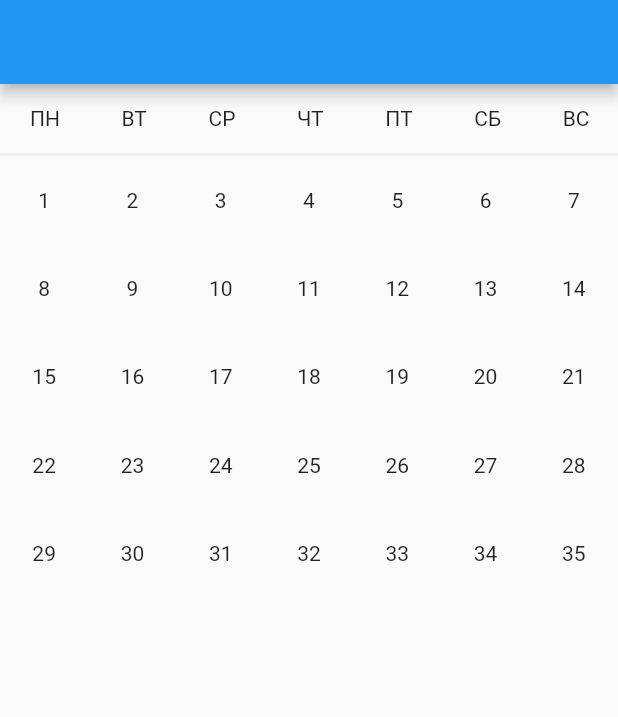
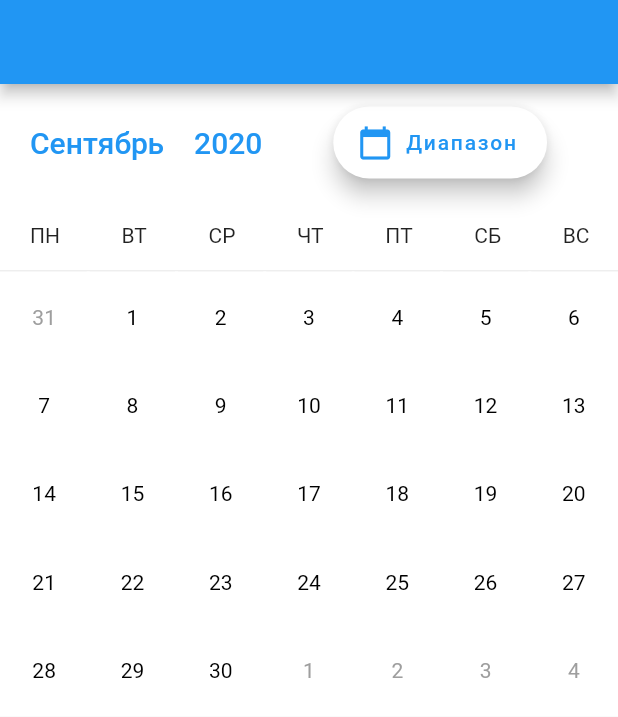
Before and after one commit to grafovdenis/pretty_calendar, a Flutter app: the screen it shows after launch, on a phone screen of 412 x 824 dp. Shown: the top 717 px of the screen. Run offline on Flutter 3.47's test engine with Material 2 defaults, Android fonts, the light colour scheme and no system bars; our stand-ins replace month_picker_dialog.

Commit message:
MVP is done

```diff
--- /dev/null
+++ b/lib/models/day_model.dart
@@ -0,0 +1,17 @@
+class DayModel {
+  final String color;
+  final int day;
+  final List<String> underlineColors;
+  final bool isCurrentMonth;
+  final bool hasPrev;
+  final bool hasNext;
+
+  DayModel({
+    this.isCurrentMonth = true,
+    this.color = "white",
+    this.day,
+    this.underlineColors,
+    this.hasPrev = false,
+    this.hasNext = false,
+  });
+}
--- a/lib/pages/home_page.dart
+++ b/lib/pages/home_page.dart
@@ -6,9 +6,17 @@ class HomePage extends StatelessWidget {
 
   @override
   Widget build(BuildContext context) {
+    final today = DateTime.now();
     return Scaffold(
       appBar: AppBar(),
-      body: CalendarWidget(),
+      body: Column(
+        children: [
+          CalendarWidget(
+            year: today.year,
+            month: today.month,
+          ),
+        ],
+      ),
     );
   }
 }
--- a/lib/utils/date_utils.dart
+++ b/lib/utils/date_utils.dart
@@ -9,6 +9,6 @@ extension DatetimeUtils on DateTime {
 
   /// First day of given month
   DateTime get firstDayOnMonth {
-    return DateTime(this.year, this.month, 1);
+    return DateTime(this.year, this.month);
   }
 }
--- a/lib/widgets/calendar_widget.dart
+++ b/lib/widgets/calendar_widget.dart
@@ -1,23 +1,105 @@
 import 'package:flutter/material.dart';
+import 'package:month_picker_dialog/month_picker_dialog.dart';
+import 'package:pretty_calendar/models/day_model.dart';
 import 'package:pretty_calendar/widgets/day_widget.dart';
 import 'package:pretty_calendar/utils/date_utils.dart';
 
-class CalendarWidget extends StatelessWidget {
-  CalendarWidget({Key key}) : super(key: key);
-  final List<int> data = List<int>();
+const MONTHS = {
+  1: "Январь",
+  2: "Февраль",
+  3: "Март",
+  4: "Апрель",
+  5: "Май",
+  6: "Июнь",
+  7: "Июль",
+  8: "Август",
+  9: "Сентябрь",
+  10: "Октябрь",
+  11: "Ноябрь",
+  12: "Декабрь",
+};
 
-  static final DateTime currentMonth = DateTime.now();
-  static final DateTime firstDayOfMonth = currentMonth.firstDayOnMonth;
+class CalendarWidget extends StatefulWidget {
+  final int year;
+  final int month;
+  CalendarWidget({Key key, @required this.year, @required this.month})
+      : super(key: key);
 
-  void buildPrevWeek() {}
+  @override
+  _CalendarWidgetState createState() => _CalendarWidgetState();
+}
 
-  void buildNextWeek() {}
+class _CalendarWidgetState extends State<CalendarWidget> {
+  DateTime selectedDate;
+  final Color blueColor = Colors.blue;
 
-  final int firstDayWeekDay = firstDayOfMonth.weekday;
+  @override
+  void initState() {
+    super.initState();
+    selectedDate = DateTime(widget.year, widget.month);
+  }
 
-  final DateTime lastDayOfMonth = currentMonth.lastDayOfMonth;
+  Widget header(BuildContext context) => Container(
+        color: Colors.white,
+        padding: const EdgeInsets.symmetric(vertical: 15),
+        child: Row(
+          mainAxisAlignment: MainAxisAlignment.spaceBetween,
+          children: [
+            InkWell(
+              child: RichText(
+                text: TextSpan(
+                    style: TextStyle(
+                        fontSize: 20,
+                        color: Colors.blue,
+                        fontWeight: FontWeight.w500),
+                    children: [
+                      WidgetSpan(child: SizedBox(height: 1, width: 20)),
+                      TextSpan(
+                        text: "${MONTHS[selectedDate?.month]}",
+                      ),
+                      WidgetSpan(child: SizedBox(height: 1, width: 20)),
+                      TextSpan(text: "${selectedDate?.year}"),
+                    ]),
+              ),
+              onTap: () {
+                final today = selectedDate ?? DateTime(widget.year, widget.month);
+                showMonthPicker(
+                  context: context,
+                  initialDate: today,
+                  firstDate: today.subtract(const Duration(days: 365)),
+                  lastDate: today.add(const Duration(days: 365)),
+                  locale: Locale('ru'),
+                ).then((date) {
+                  if (date != null) {
+                    setState(() {
+                      selectedDate = date;
+                    });
+                  }
+                });
+              },
+            ),
+            FloatingActionButton.extended(
+              backgroundColor: Colors.white,
+              onPressed: () {},
+              label: Text(
+                "Диапазон",
+                style: TextStyle(
+                  color: blueColor,
+                  fontWeight: FontWeight.w500,
+                  fontSize: 14,
+                ),
+              ),
+              icon: Icon(
+                Icons.calendar_today,
+                color: blueColor,
+              ),
+            ),
+            SizedBox(height: 20),
+          ],
+        ),
+      );
 
-  final Widget header = Row(
+  final Widget calendarHeader = Row(
     mainAxisAlignment: MainAxisAlignment.spaceBetween,
     children: [
       Text("ПН"),
@@ -30,48 +112,82 @@ class CalendarWidget extends StatelessWidget {
     ],
   );
 
+  @override
+  Widget build(BuildContext context) {
+    final List<DayModel> data = List<DayModel>();
+    final DateTime firstDayOfMonth = DateTime(
+        selectedDate.year ?? widget.year, selectedDate.month ?? widget.month);
+
+    final int daysInMonth = 32 -
+        DateTime(selectedDate.year ?? widget.year,
+                selectedDate.month ?? widget.month, 32)
+            .day;
+
+    void buildPrevWeek() {
+      if (firstDayOfMonth.weekday == 1) {
+        return;
+      } else {
+        final prevMonday = firstDayOfMonth
+            .subtract(Duration(days: firstDayOfMonth.weekday - 1));
+        for (int i = 0;
+            i < firstDayOfMonth.difference(prevMonday).inDays;
+            i++) {
+          data.add(DayModel(day: prevMonday.day + i, isCurrentMonth: false));
+        }
+      }
+    }
+
+    void buildMonth() {
+      for (int i = 0; i < daysInMonth; i++) {
+        data.add(DayModel(day: i + 1));
+      }
+    }
+
+    final DateTime lastDayOfMonth = firstDayOfMonth.lastDayOfMonth;
+
+    void buildNextWeek() {
+      if (lastDayOfMonth.weekday == 7) {
+        return;
+      } else {
+        for (int i = 0; i < 7 - lastDayOfMonth.weekday; i++) {
+          data.add(DayModel(day: i + 1, isCurrentMonth: false));
+        }
+      }
+    }
+
+    buildPrevWeek();
+    buildMonth();
+    buildNextWeek();
+
     final body = GridView.builder(
-      itemCount: 35,
+      itemCount: data.length,
       gridDelegate:
           SliverGridDelegateWithFixedCrossAxisCount(crossAxisCount: 7),
       addRepaintBoundaries: false,
       primary: false,
       shrinkWrap: true,
       itemBuilder: (context, index) => DayWidget(
-            index: index,
-          ));
+        model: data[index],
+      ),
+    );
 
-  @override
-  Widget build(BuildContext context) {
-    return Column(
+    return Container(
+      color: Colors.white,
+      child: Column(
         children: [
+          header(context),
           Padding(
             padding:
                 const EdgeInsets.only(left: 20, top: 15, right: 19, bottom: 15),
-          child: header,
+            child: calendarHeader,
           ),
           Container(
             height: 2,
             color: Color.fromRGBO(238, 238, 238, 1),
           ),
           body,
-        // ListView.builder(
-        //   shrinkWrap: true,
-        //   itemBuilder: (context, index) => Container(
-        //     decoration: BoxDecoration(
-        //         border: Border.all(style: BorderStyle.none, width: 0),
-        //         color: Colors.red),
-        //     child: Center(
-        //         child: Text(
-        //       "${index + 1}",
-        //       style: TextStyle(fontSize: 14),
-        //     )),
-        //     height: 48,
-        //     width: 48,
-        //   ),
-        //   itemCount: 10,
-        // ),
         ],
+      ),
     );
   }
 }
--- a/lib/widgets/day_widget.dart
+++ b/lib/widgets/day_widget.dart
@@ -1,21 +1,41 @@
 import 'package:flutter/material.dart';
+import 'package:pretty_calendar/models/day_model.dart';
 
 class DayWidget extends StatelessWidget {
-  final int index;
+  final DayModel model;
 
-  const DayWidget({Key key, @required this.index}) : super(key: key);
+  const DayWidget({Key key, @required this.model}) : super(key: key);
+
+  Color stringToColor() {
+    switch (model.color) {
+      case "purple":
+        return Color.fromRGBO(245, 240, 255, 1);
+      case "yellow":
+        return Color.fromRGBO(255, 240, 240, 1);
+      case "blue":
+        return Color.fromRGBO(240, 246, 255, 1);
+      case "green":
+        return Color.fromRGBO(240, 255, 240, 1);
+      default:
+        return Colors.white;
+    }
+  }
 
   @override
   Widget build(BuildContext context) {
     return Container(
-      // decoration: BoxDecoration(
-      //     border: Border.all(style: BorderStyle.none, width: 0),
-      //     color: Colors.red,
-      //     boxShadow: [BoxShadow(color: Colors.red, spreadRadius: 1)]),
+      decoration: BoxDecoration(
+        border: Border.all(style: BorderStyle.none, width: 0),
+        color: stringToColor(),
+        boxShadow: [BoxShadow(color: stringToColor(), spreadRadius: 1)],
+      ),
       child: Center(
           child: Text(
-        "${index + 1}",
-        style: TextStyle(fontSize: 14),
+        "${model.day}",
+        style: TextStyle(
+          fontSize: 14,
+          color: (model.isCurrentMonth) ? Colors.black : Colors.grey,
+        ),
       )),
       height: 48,
       width: 48,
--- a/pubspec.yaml
+++ b/pubspec.yaml
@@ -28,6 +28,7 @@ dependencies:
   # The following adds the Cupertino Icons font to your application.
   # Use with the CupertinoIcons class for iOS style icons.
   cupertino_icons: ^1.0.0
+  month_picker_dialog: ^0.3.2
 
 dev_dependencies:
   flutter_test:
```
Also changed, not shown: lib/data/calendar_data.dart (deleted), pubspec.lock. Lines whose indentation alone changed are shown as unchanged.
